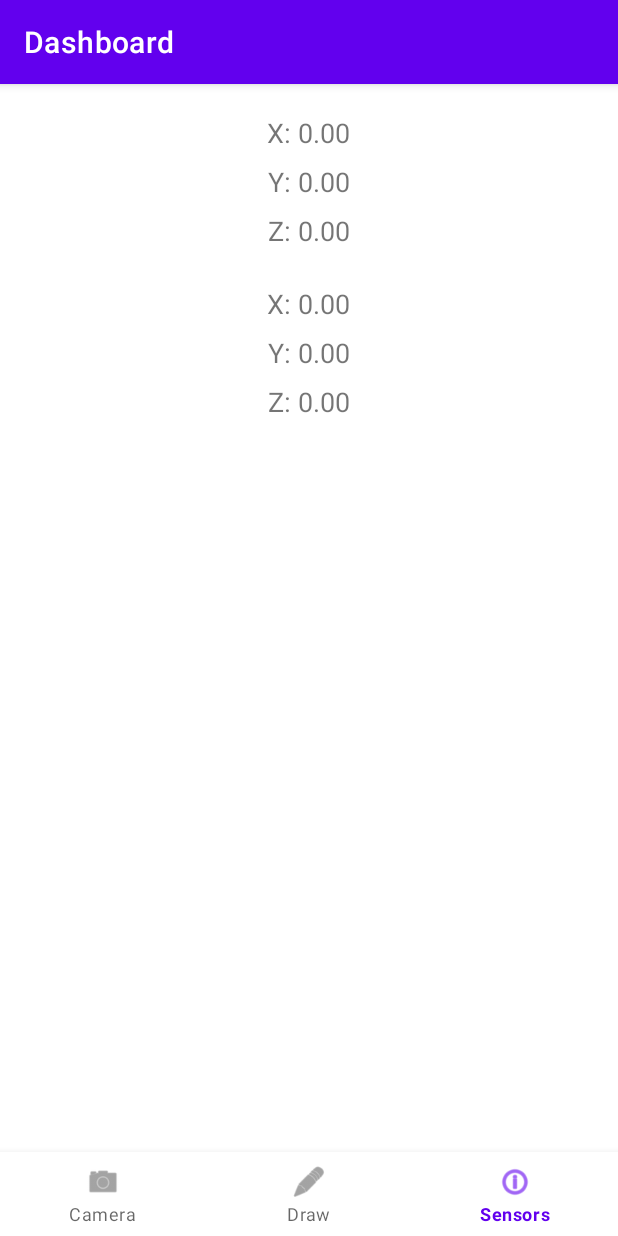
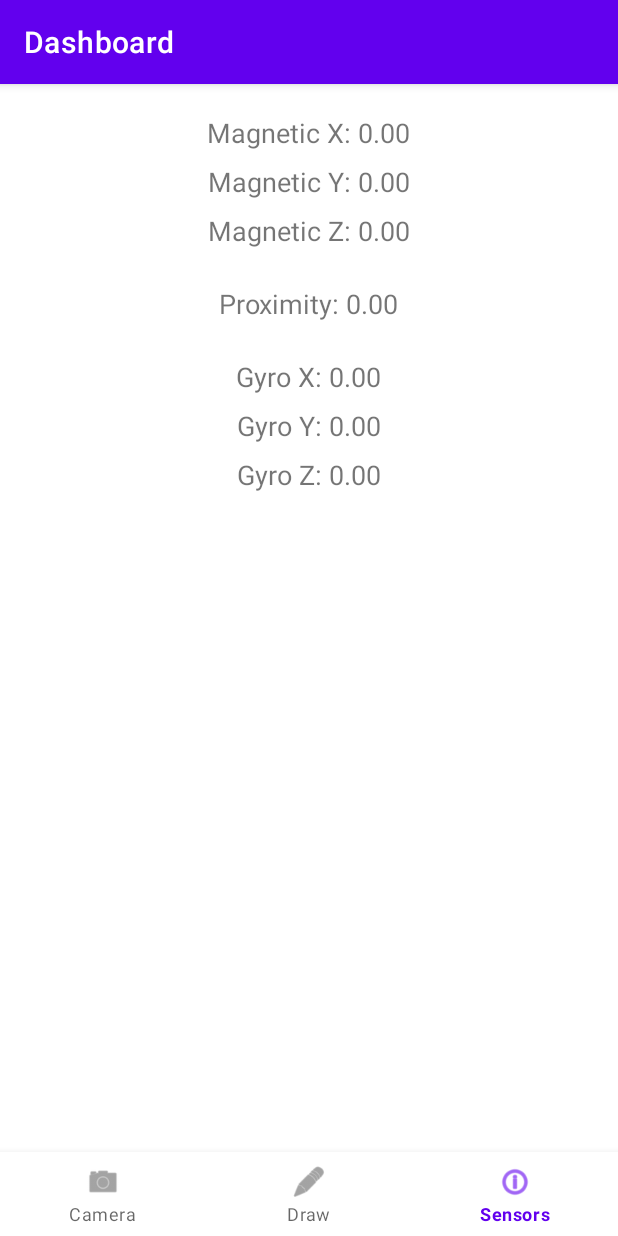
Before and after one commit to Kuangrq/EEP523_25-Spring, an Android app: the DashboardFragment screen opened through its navigation route, on a phone screen of 412 x 824 dp. Run offline under Robolectric (Android 15) with nearby library versions, the phone set to English and light mode, and no system bars; our stand-ins replace navigation-ui; libraries missing offline, so code that uses them is left out: androidx.camera.core, androidx.camera.lifecycle, androidx.camera.view; 3 statements that could not run were skipped.

Commit message:
2. sensor

```diff
--- a/hw2/app/src/main/java/com/example/swapsense/ui/dashboard/DashboardFragment.kt
+++ b/hw2/app/src/main/java/com/example/swapsense/ui/dashboard/DashboardFragment.kt
@@ -26,26 +26,35 @@ class DashboardFragment : Fragment() {
     private val binding get() = _binding!!
 
     private lateinit var sensorManager: SensorManager
-    private var accelerometer: Sensor? = null
-    private var gyroscope: Sensor? = null
+    private var magneticSensor: Sensor? = null
+    private var proximitySensor: Sensor? = null
+    private var gyroscopeSensor: Sensor? = null
 
-    private val accelerometerListener = object : SensorEventListener {
+    private val magneticListener = object : SensorEventListener {
         override fun onSensorChanged(event: SensorEvent) {
-            binding.accelX.text = String.format("X: %.2f", event.values[0])
-            binding.accelY.text = String.format("Y: %.2f", event.values[1])
-            binding.accelZ.text = String.format("Z: %.2f", event.values[2])
+            Log.d("DashboardFragment", "magneticListener onSensorChanged: ${event.values.joinToString()}")
+            binding.magneticX.text = String.format("Magnetic X: %.2f", event.values[0])
+            binding.magneticY.text = String.format("Magnetic Y: %.2f", event.values[1])
+            binding.magneticZ.text = String.format("Magnetic Z: %.2f", event.values[2])
         }
+        override fun onAccuracyChanged(sensor: Sensor?, accuracy: Int) {}
+    }
 
+    private val proximityListener = object : SensorEventListener {
+        override fun onSensorChanged(event: SensorEvent) {
+            Log.d("DashboardFragment", "proximityListener onSensorChanged: ${event.values.joinToString()}")
+            binding.proximity.text = String.format("Proximity: %.2f", event.values[0])
+        }
         override fun onAccuracyChanged(sensor: Sensor?, accuracy: Int) {}
     }
 
     private val gyroscopeListener = object : SensorEventListener {
         override fun onSensorChanged(event: SensorEvent) {
-            binding.gyroX.text = String.format("X: %.2f", event.values[0])
-            binding.gyroY.text = String.format("Y: %.2f", event.values[1])
-            binding.gyroZ.text = String.format("Z: %.2f", event.values[2])
+            Log.d("DashboardFragment", "gyroscopeListener onSensorChanged: ${event.values.joinToString()}")
+            binding.gyroX.text = String.format("Gyro X: %.2f", event.values[0])
+            binding.gyroY.text = String.format("Gyro Y: %.2f", event.values[1])
+            binding.gyroZ.text = String.format("Gyro Z: %.2f", event.values[2])
         }
-
         override fun onAccuracyChanged(sensor: Sensor?, accuracy: Int) {}
     }
 
@@ -65,49 +74,43 @@ class DashboardFragment : Fragment() {
         val sensorList = sensorManager.getSensorList(Sensor.TYPE_ALL)
         Log.d("DashboardFragment", "Available sensors: ${sensorList.joinToString { it.name }}")
 
-        accelerometer = sensorManager.getDefaultSensor(Sensor.TYPE_ACCELEROMETER)
-        gyroscope = sensorManager.getDefaultSensor(Sensor.TYPE_GYROSCOPE)
+        magneticSensor = sensorManager.getDefaultSensor(Sensor.TYPE_MAGNETIC_FIELD)
+        proximitySensor = sensorManager.getDefaultSensor(Sensor.TYPE_PROXIMITY)
+        gyroscopeSensor = sensorManager.getDefaultSensor(Sensor.TYPE_GYROSCOPE)
 
-        if (accelerometer == null) {
-            Toast.makeText(context, "Accelerometer not available", Toast.LENGTH_SHORT).show()
+        Log.d("DashboardFragment", "magneticSensor: $magneticSensor")
+        Log.d("DashboardFragment", "proximitySensor: $proximitySensor")
+        Log.d("DashboardFragment", "gyroscopeSensor: $gyroscopeSensor")
+
+        if (magneticSensor == null) {
+            Toast.makeText(context, "Magnetic sensor not available", Toast.LENGTH_SHORT).show()
+        }
+        if (proximitySensor == null) {
+            Toast.makeText(context, "Proximity sensor not available", Toast.LENGTH_SHORT).show()
+        }
+        if (gyroscopeSensor == null) {
+            Toast.makeText(context, "Gyroscope sensor not available", Toast.LENGTH_SHORT).show()
         }
 
-        if (gyroscope == null) {
-            Toast.makeText(context, "Gyroscope not available", Toast.LENGTH_SHORT).show()
-        }
-
-        if (checkPermission()) {
-            registerSensors()
-        } else {
-            requestPermission()
-        }
-    }
-
-    private fun checkPermission(): Boolean {
-        return ContextCompat.checkSelfPermission(
-            requireContext(),
-            Manifest.permission.BODY_SENSORS
-        ) == PackageManager.PERMISSION_GRANTED
-    }
-
-    private fun requestPermission() {
-        ActivityCompat.requestPermissions(
-            requireActivity(),
-            arrayOf(Manifest.permission.BODY_SENSORS),
-            PERMISSION_REQUEST_CODE
-        )
+        registerSensors()
     }
 
     private fun registerSensors() {
-        accelerometer?.let {
+        magneticSensor?.let {
             sensorManager.registerListener(
-                accelerometerListener,
+                magneticListener,
                 it,
                 SensorManager.SENSOR_DELAY_NORMAL
             )
         }
-
-        gyroscope?.let {
+        proximitySensor?.let {
+            sensorManager.registerListener(
+                proximityListener,
+                it,
+                SensorManager.SENSOR_DELAY_NORMAL
+            )
+        }
+        gyroscopeSensor?.let {
             sensorManager.registerListener(
                 gyroscopeListener,
                 it,
@@ -116,23 +119,10 @@ class DashboardFragment : Fragment() {
         }
     }
 
-    override fun onRequestPermissionsResult(
-        requestCode: Int,
-        permissions: Array<out String>,
-        grantResults: IntArray
-    ) {
-        if (requestCode == PERMISSION_REQUEST_CODE) {
-            if (grantResults.isNotEmpty() && grantResults[0] == PackageManager.PERMISSION_GRANTED) {
-                registerSensors()
-            } else {
-                Toast.makeText(context, "Sensor permission denied", Toast.LENGTH_SHORT).show()
-            }
-        }
-    }
-
     override fun onPause() {
         super.onPause()
-        sensorManager.unregisterListener(accelerometerListener)
+        sensorManager.unregisterListener(magneticListener)
+        sensorManager.unregisterListener(proximityListener)
         sensorManager.unregisterListener(gyroscopeListener)
     }
 
--- a/hw2/app/src/main/res/layout/fragment_dashboard.xml
+++ b/hw2/app/src/main/res/layout/fragment_dashboard.xml
@@ -9,41 +9,51 @@
     tools:context=".ui.dashboard.DashboardFragment">
 
     <TextView
-        android:id="@+id/accelX"
+        android:id="@+id/magneticX"
         android:layout_width="wrap_content"
         android:layout_height="wrap_content"
-        android:text="X: 0.00"
+        android:text="Magnetic X: 0.00"
         android:textSize="18sp"
         android:layout_alignParentTop="true"
         android:layout_centerHorizontal="true" />
 
     <TextView
-        android:id="@+id/accelY"
+        android:id="@+id/magneticY"
         android:layout_width="wrap_content"
         android:layout_height="wrap_content"
-        android:text="Y: 0.00"
+        android:text="Magnetic Y: 0.00"
         android:textSize="18sp"
-        android:layout_below="@id/accelX"
+        android:layout_below="@id/magneticX"
         android:layout_centerHorizontal="true"
         android:layout_marginTop="8dp" />
 
     <TextView
-        android:id="@+id/accelZ"
+        android:id="@+id/magneticZ"
         android:layout_width="wrap_content"
         android:layout_height="wrap_content"
-        android:text="Z: 0.00"
+        android:text="Magnetic Z: 0.00"
         android:textSize="18sp"
-        android:layout_below="@id/accelY"
+        android:layout_below="@id/magneticY"
         android:layout_centerHorizontal="true"
         android:layout_marginTop="8dp" />
+
+    <TextView
+        android:id="@+id/proximity"
+        android:layout_width="wrap_content"
+        android:layout_height="wrap_content"
+        android:text="Proximity: 0.00"
+        android:textSize="18sp"
+        android:layout_below="@id/magneticZ"
+        android:layout_centerHorizontal="true"
+        android:layout_marginTop="24dp" />
 
     <TextView
         android:id="@+id/gyroX"
         android:layout_width="wrap_content"
         android:layout_height="wrap_content"
-        android:text="X: 0.00"
+        android:text="Gyro X: 0.00"
         android:textSize="18sp"
-        android:layout_below="@id/accelZ"
+        android:layout_below="@id/proximity"
         android:layout_centerHorizontal="true"
         android:layout_marginTop="24dp" />
 
@@ -51,7 +61,7 @@
         android:id="@+id/gyroY"
         android:layout_width="wrap_content"
         android:layout_height="wrap_content"
-        android:text="Y: 0.00"
+        android:text="Gyro Y: 0.00"
         android:textSize="18sp"
         android:layout_below="@id/gyroX"
         android:layout_centerHorizontal="true"
@@ -61,7 +71,7 @@
         android:id="@+id/gyroZ"
         android:layout_width="wrap_content"
         android:layout_height="wrap_content"
-        android:text="Z: 0.00"
+        android:text="Gyro Z: 0.00"
         android:textSize="18sp"
         android:layout_below="@id/gyroY"
         android:layout_centerHorizontal="true"
```
Also changed, not shown: 1 other file.
